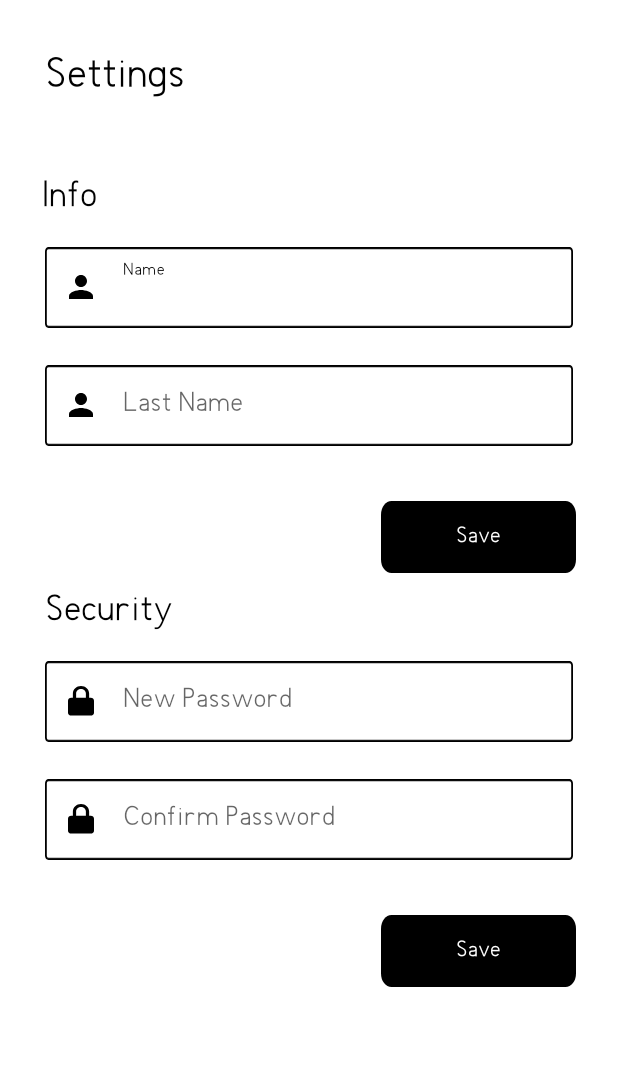
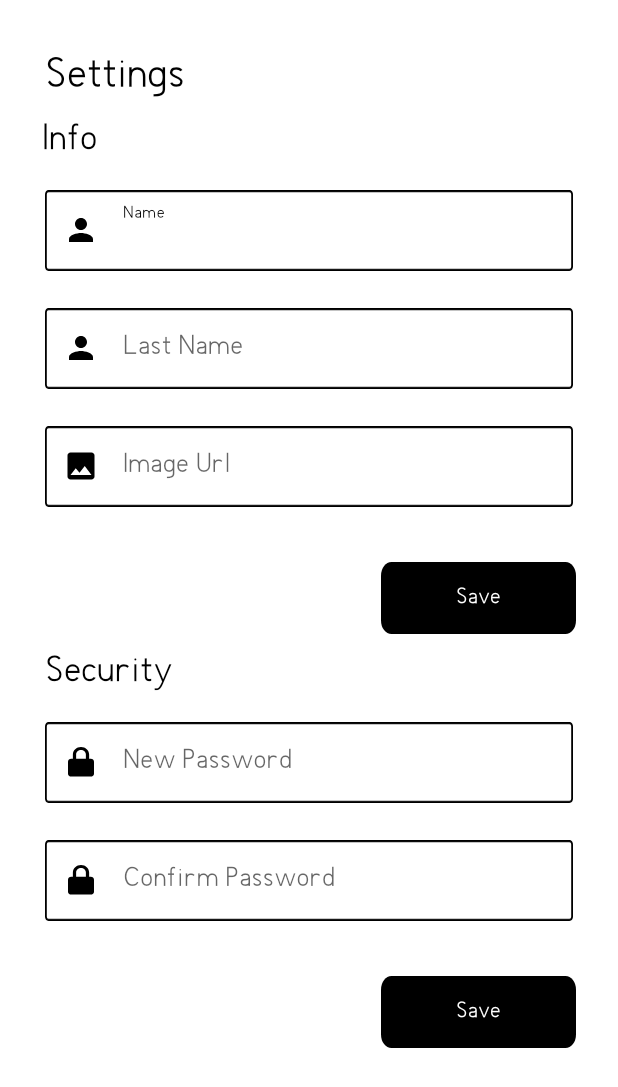
Before and after one commit to iTarley/TBC_Course_Exam, an Android app: the layout fragment_settings.xml on its own in the app's theme, with its tools: preview values and no code run, on a phone screen of 412 x 824 dp. Shown: the top 1087 px of the screen. Run offline under Robolectric (Android 15) with nearby library versions, the phone set to English and light mode, and no system bars.

Commit message:
settings page

```diff
--- a/app/src/main/java/com/example/nlapp/ui/profile/ProfileFragment.kt
+++ b/app/src/main/java/com/example/nlapp/ui/profile/ProfileFragment.kt
@@ -70,7 +70,7 @@ class ProfileFragment : BaseFragment<ProfileFragmentBinding>(ProfileFragmentBind
         }
 
         binding.settings.setOnClickListener {
-            findNavController().navigate(ProfileFragmentDirections.actionProfileFragmentToSettingsFragment())
+            findNavController().navigate(ProfileFragmentDirections.actionProfileFragmentToSettingsFragment(binding.tvName.text.toString(),binding.tvLastName.text.toString()))
         }
         profileAdapter.clickCryptoItem = {
 
--- a/app/src/main/res/layout/fragment_settings.xml
+++ b/app/src/main/res/layout/fragment_settings.xml
@@ -25,7 +25,7 @@
         android:layout_width="wrap_content"
         android:layout_height="wrap_content"
         android:layout_marginStart="28dp"
-        android:layout_marginTop="52dp"
+        android:layout_marginTop="14dp"
         android:fontFamily="@font/bpg_nino_mtavruli_normal"
         android:text="@string/info"
         android:textColor="@color/black"
@@ -102,6 +102,39 @@
 
     </com.google.android.material.textfield.TextInputLayout>
 
+    <com.google.android.material.textfield.TextInputLayout
+        android:id="@+id/urlInputLayout"
+        style="@style/Widget.MaterialComponents.TextInputLayout.FilledBox"
+        android:layout_width="match_parent"
+        android:layout_height="wrap_content"
+        android:layout_marginStart="30dp"
+        android:layout_marginTop="4dp"
+        android:layout_marginEnd="30dp"
+        android:hint="@string/image_url"
+        app:startIconDrawable="@drawable/image_icon"
+        app:boxStrokeWidth="0dp"
+        app:boxStrokeWidthFocused="0dp"
+        app:endIconMode="clear_text"
+        app:endIconTint="@color/black"
+        app:errorEnabled="true"
+        app:layout_constraintEnd_toEndOf="parent"
+        app:layout_constraintHorizontal_bias="0.0"
+        app:layout_constraintStart_toStartOf="parent"
+        app:layout_constraintTop_toBottomOf="@+id/lastNameInputLayout"
+        app:startIconTint="@color/black">
+
+        <com.google.android.material.textfield.TextInputEditText
+            android:id="@+id/urlEditText"
+            android:layout_width="match_parent"
+            android:layout_height="wrap_content"
+            android:background="@drawable/text_box"
+            android:fontFamily="@font/bpg_nino_mtavruli_normal"
+            android:inputType="textCapSentences"
+            android:singleLine="true"
+            android:textSize="19sp" />
+
+    </com.google.android.material.textfield.TextInputLayout>
+
 
     <androidx.appcompat.widget.AppCompatButton
         android:id="@+id/saveBtn"
@@ -121,7 +154,7 @@
         android:textSize="16sp"
         android:theme="@android:style/ThemeOverlay.Material.Dark"
         app:layout_constraintEnd_toEndOf="parent"
-        app:layout_constraintTop_toBottomOf="@+id/lastNameInputLayout" />
+        app:layout_constraintTop_toBottomOf="@+id/urlInputLayout" />
 
 
 <!--    -->
--- a/app/src/main/res/values/strings.xml
+++ b/app/src/main/res/values/strings.xml
@@ -56,4 +56,5 @@
     <string name="security">Security</string>
     <string name="newps">New Password</string>
     <string name="confirmps">Confirm Password</string>
+    <string name="image_url">Image Url</string>
 </resources>
```
Also changed, not shown: app/src/main/java/com/example/nlapp/ui/settings/SettingsFragment.kt (+13 -8 lines), app/src/main/res/navigation/nav_graph.xml (+8 -1 lines).
